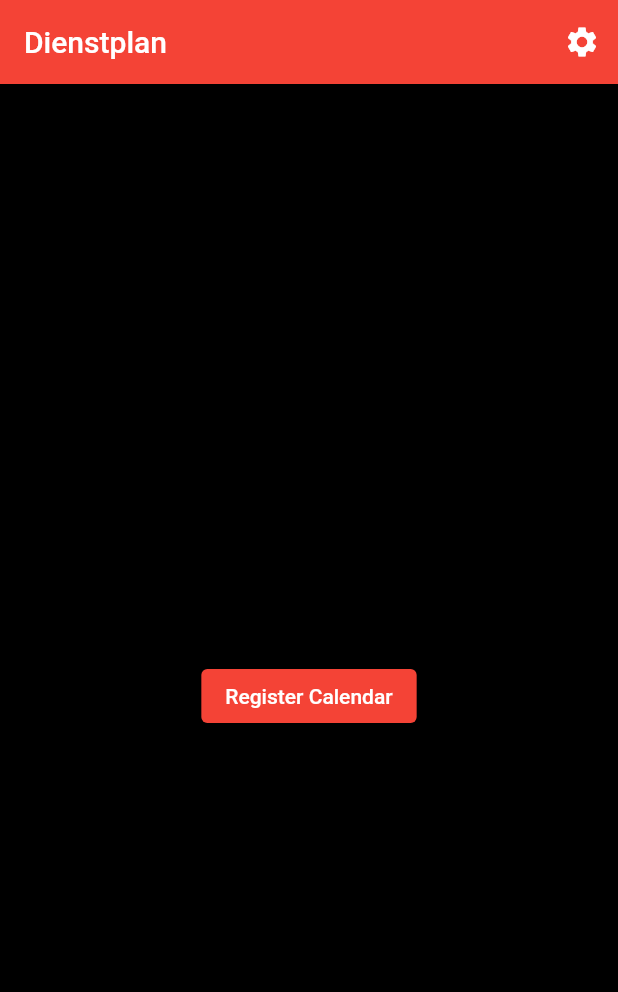
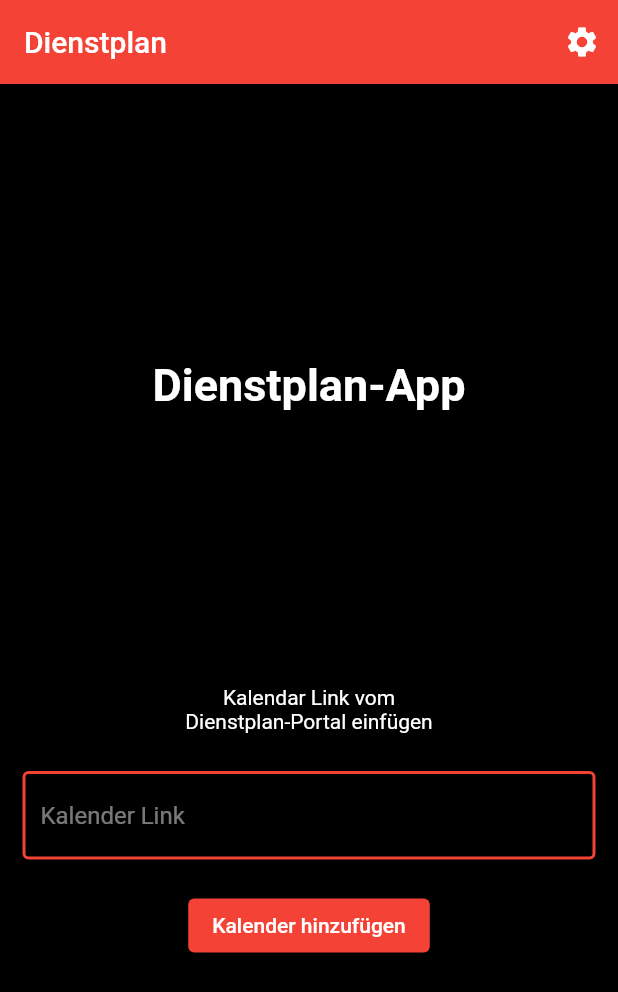
Before and after one commit to ReitererLukas/Dienstplan-App, a Flutter app: the screen it shows after launch, on a phone screen of 412 x 824 dp. Shown: the top 992 px of the screen. Run offline on Flutter 3.47's test engine with Material 2 defaults, Android fonts, the phone set to English and light mode, and no system bars; our stand-ins replace connectivity_plus, flutter_mobx, get_it, mobx, shared_preferences, sqflite; accounts and stored records are empty; generated files the repository leaves out were written again.

Commit message:
updated start screen to register link

```diff
--- a/lib/screens/register_link_screen.dart
+++ b/lib/screens/register_link_screen.dart
@@ -12,18 +12,53 @@ class RegisterLinkScreen extends StatelessWidget {
 
   @override
   Widget build(BuildContext context) {
-
     return Scaffold(
       appBar: DienstplanAppBar(context),
       body: Align(
         alignment: Alignment.center,
         child: Column(
-          mainAxisAlignment: MainAxisAlignment.center,
+          mainAxisAlignment: MainAxisAlignment.spaceEvenly,
           children: [
-            TextField(controller: linkFieldController),
-            ElevatedButton(
-                child: const Text("Register Calendar"),
-                onPressed: () => onRegister(context)),
+            Column(
+              children: const [
+                Text("Dienstplan-App", style: TextStyle(fontSize: 30, fontWeight: FontWeight.bold)),
+              ],
+            ),
+            Column(
+              children: [
+                Container(
+                  child: Text("Kalendar Link vom\nDienstplan-Portal einfügen",
+                      textAlign: TextAlign.center),
+                  margin: EdgeInsets.only(bottom: 25),
+                ),
+                Container(
+                  margin: const EdgeInsets.only(left: 15, right: 15, bottom: 20),
+                  child: TextField(
+                    controller: linkFieldController,
+                    // autofocus: true,
+                    decoration: const InputDecoration(
+                      border: OutlineInputBorder(
+                          borderSide: BorderSide(color: Colors.red, width: 2)),
+                      enabledBorder: OutlineInputBorder(
+                          borderSide: BorderSide(color: Colors.red, width: 2)),
+                      disabledBorder: OutlineInputBorder(
+                          borderSide: BorderSide(color: Colors.red, width: 2)),
+                      errorBorder: OutlineInputBorder(
+                          borderSide: BorderSide(color: Colors.red, width: 2)),
+                      focusedBorder: OutlineInputBorder(
+                          borderSide: BorderSide(color: Colors.red, width: 2)),
+                      focusedErrorBorder: OutlineInputBorder(
+                          borderSide: BorderSide(color: Colors.red, width: 2)),
+                      hintText: "Kalender Link",
+                      hintStyle: TextStyle(color: Color.fromARGB(120, 255,255,255),)
+                    ),
+                  ),
+                ),
+                ElevatedButton(
+                    child: const Text("Kalender hinzufügen"),
+                    onPressed: () => onRegister(context)),
+              ],
+            ),
           ],
         ),
       ),
```
